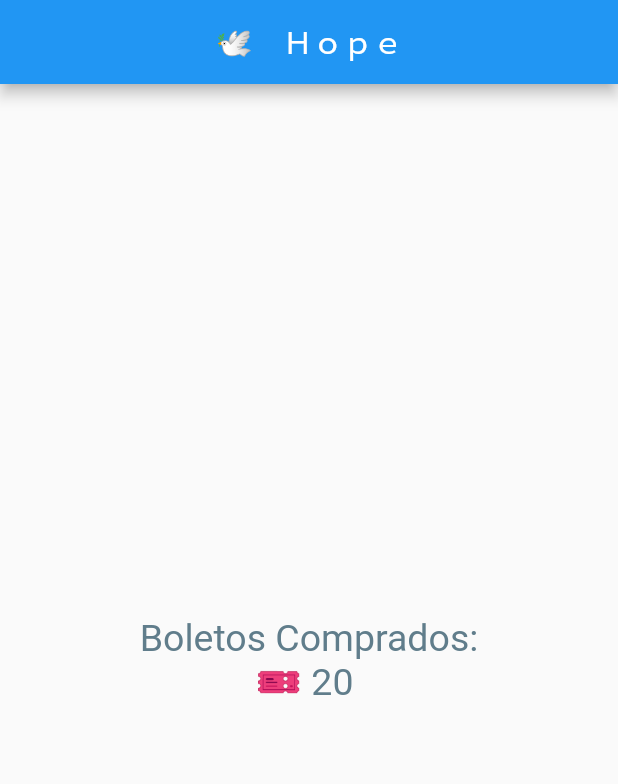
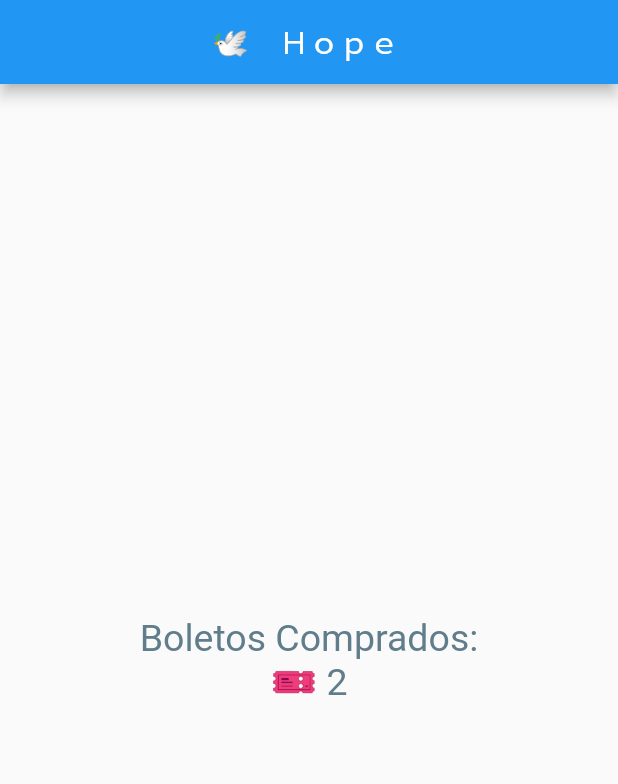
Before and after one commit to luisalbertmschz/Hope-AppContador-Flutter, a Flutter app: the screen it shows after launch, on a phone screen of 412 x 824 dp. Shown: the top 784 px of the screen. Run offline on Flutter 3.47's test engine with Material 2 defaults, Android fonts, the phone set to English and light mode, and no system bars.

Commit message:
[🎐]- Implementación de Stateful Widget y dotando de funcionalidad a FloatingActionButton.

```diff
--- a/lib/src/app.dart
+++ b/lib/src/app.dart
@@ -1,7 +1,8 @@
 
 
 import 'package:flutter/material.dart';
-import 'package:hope_contador_flutter/src/pages/home_page.dart';
+import 'package:hope_contador_flutter/src/pages/contador_page.dart';
+// import 'package:hope_contador_flutter/src/pages/home_page.dart';
 
 class MyApp extends StatelessWidget {
 
@@ -9,9 +10,10 @@ class MyApp extends StatelessWidget {
 @override
 Widget build(BuildContext context) {
   return MaterialApp(
+    debugShowCheckedModeBanner: false,
     home:
     Center (
-     child: HomePage(),
+     child: ContadorPage(),
     ),
   ) ;
 }
--- /dev/null
+++ b/lib/src/pages/contador_page.dart
@@ -0,0 +1,70 @@
+import 'package:flutter/material.dart';
+
+
+class ContadorPage extends StatefulWidget{
+
+// createState() {
+
+// return _ContadorPageState();
+
+// }
+@override
+createState() => _ContadorPageState();
+
+
+}
+
+
+class _ContadorPageState extends State<ContadorPage> {
+
+  final TextStyle _estilotexto = new TextStyle(fontSize:25,color: Colors.blueGrey, );
+
+  int _cantboleto = 2 ;
+
+
+  @override
+  Widget build(BuildContext context) {
+    return Scaffold(
+
+     appBar: AppBar(
+
+       title: Text('🕊　Ｈｏｐｅ '),
+
+       centerTitle: true,
+
+        ),
+
+        body: Center(
+
+          child: Column(
+
+            mainAxisAlignment: MainAxisAlignment.center,
+
+            children: [
+
+               Text('Boletos Comprados:', style: _estilotexto),
+               Text('🎫 $_cantboleto', style: _estilotexto, )
+
+            ],
+          ),
+        ),
+
+        floatingActionButton: FloatingActionButton(
+          onPressed: (){
+            print('Añadir Boleto x1');
+            _cantboleto++;
+            setState(() {
+
+                        });
+          },
+          child: Icon( Icons.confirmation_num),
+
+
+        ),
+        // floatingActionButtonLocation: FloatingActionButtonLocation.centerFloat,
+
+
+    );
+  }
+
+}
--- a/lib/src/pages/home_page.dart
+++ b/lib/src/pages/home_page.dart
@@ -8,6 +8,8 @@ class HomePage extends StatelessWidget {
 
 
   final TextStyle estilotexto = new TextStyle(fontSize:25,color: Colors.blueGrey, );
+
+  final int cantboleto = 2 ;
 
   @override
   Widget build(BuildContext context) {
@@ -30,7 +32,7 @@ class HomePage extends StatelessWidget {
             children: [
 
                Text('Boletos Comprados:', style: estilotexto),
-               Text('🎫 20 ', style: estilotexto, )
+               Text('🎫 $cantboleto', style: estilotexto, )
 
             ],
           ),
@@ -38,10 +40,15 @@ class HomePage extends StatelessWidget {
 
         floatingActionButton: FloatingActionButton(
           onPressed: (){
-            print('Añadir Boleto x1')
+            print('Añadir Boleto x1');
+            // cantboleto = cantboleto + 1;
           },
           child: Icon( Icons.confirmation_num),
-        ) ,
+
+
+        ),
+        // floatingActionButtonLocation: FloatingActionButtonLocation.centerFloat,
+
 
     );
   }
```
